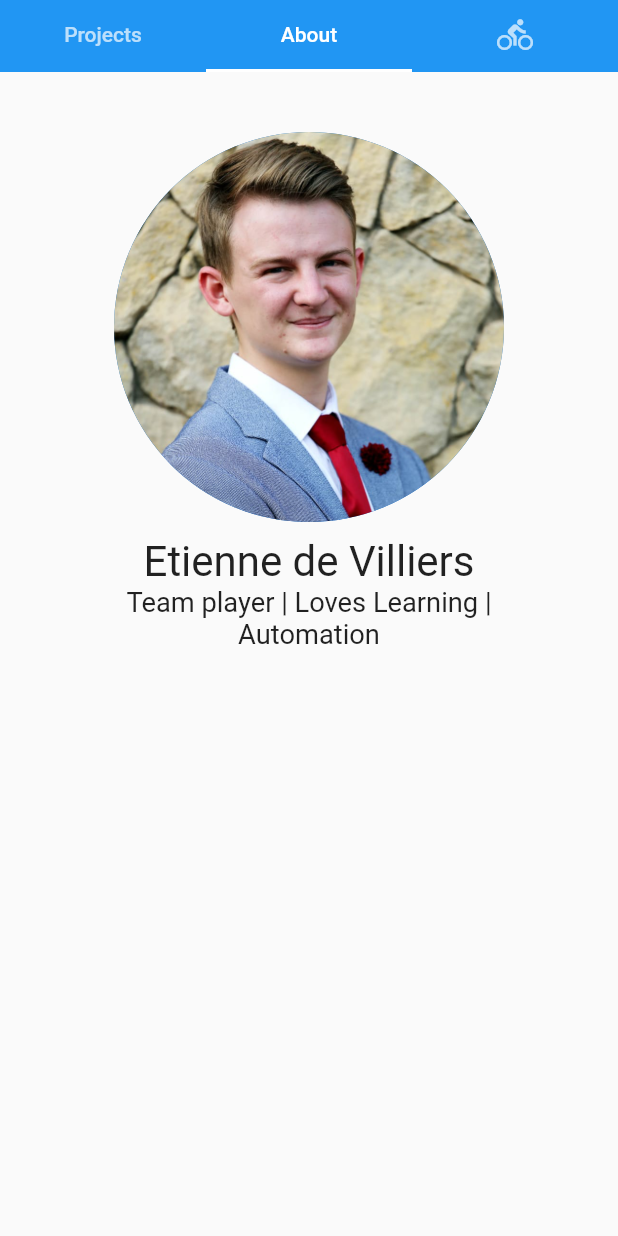
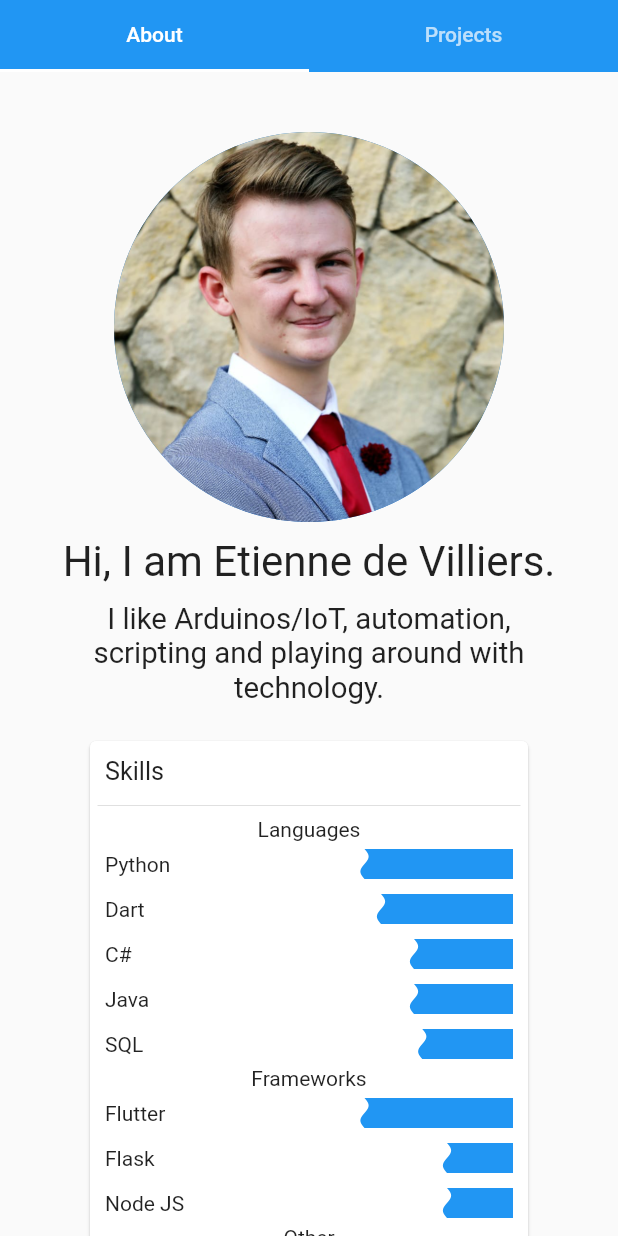
Before and after one commit to etiennedevilliers/cv-website, a Flutter app: the screen it shows after launch, on a phone screen of 412 x 824 dp. Run offline on Flutter 3.47's test engine with Material 2 defaults, Android fonts, the phone set to English and light mode, and no system bars; drawn by our look-alikes of liquid_progress_indicator; our stand-ins replace flutter_html; missing offline and left inert: dart:js.

Commit message:
About page done

```diff
--- a/lib/about.dart
+++ b/lib/about.dart
@@ -1,11 +1,179 @@
+// @dart=2.9
+
+import 'dart:js';
+
 import 'package:flutter/material.dart';
+import 'package:liquid_progress_indicator/liquid_progress_indicator.dart';
 
 class AboutPage extends StatelessWidget {
+  List<String> subtitles = [
+    "I like Arduinos/IoT, automation, scripting and playing around with technology."
+  ];
+
+  Map<String, double> languagesSkills = {
+    "Python" : 0.9,
+    "Dart" : 0.8,
+    "C#" : 0.6,
+    "Java" : 0.6,
+    "SQL" : 0.55,
+  };
+
+  Map<String, double> frameworkSkills = {
+    "Flutter" : 0.9,
+    "Flask" : 0.4,
+    "Node JS" : 0.4,
+  };
+
+  Map<String, double> otherSkills = {
+    "Team work" : 1,
+    "Getting things done" : 1,
+    "Linux Command line" : 0.6,
+    "Swagger" : 0.5,
+  };
+
+  List<String> personalCareerGoals = [
+    "Achieve DevOps Engineer status",
+    "Skilled at training & knowledge sharing",
+  ];
+
+  List<String> longTermInterests = [
+    "Arduinos & IoT",
+    "Aquariums",
+    "Chess",
+    "Collect them all: Linux, Mac, Windows"
+  ];
+
+  List<String> softSkills = [
+    "Time Management",
+    "Team work",
+    "Communication",
+    "Highly adaptable"
+  ];
+
+  Widget buildRatingList(BuildContext context, Map<String, double> skills) {
+    return Column(
+          children: skills.keys.map((skill) {
+            return Container(
+              margin: EdgeInsets.all(5),
+              child: Row(
+                children: [
+                  Text(skill),
+                  Expanded(child: Container()),
+                  Container(
+                    width: 110,
+                    height: 20,
+                    child: LiquidLinearProgressIndicator(
+                      value: 1 - skills[skill],
+                      backgroundColor: Theme.of(context).primaryColor,
+                      valueColor: AlwaysStoppedAnimation(
+                        Colors.white
+                      ),
+                    ),
+                  ),
+                ],
+              ),
+            );
+          }).toList(),
+        );
+  }
+
+  Widget buildSkills(BuildContext context) {
+    return ConstrainedBox(
+      constraints: BoxConstraints(
+        minHeight: 480,
+        minWidth: 300,
+        maxWidth: 300,
+      ),
+      child: Card(
+        child: Container(
+
+          padding: EdgeInsets.all(5),
+          child: Column(
+            children: [
+              Container(
+                margin: EdgeInsets.all(5),
+                width: double.infinity,
+                child: Text("Skills", textScaleFactor: 1.2,),
+              ),
+              Divider(),
+              Text("Languages"),
+              buildRatingList(context, languagesSkills),
+              Text("Frameworks"),
+              buildRatingList(context, frameworkSkills),
+              Text("Other"),
+              buildRatingList(context, otherSkills)
+            ],
+          ),
+        )
+    ));
+  }
+
+  Widget buildInterestList(List<String> interests) {
+    return Container(
+      width: double.infinity,
+      margin: EdgeInsets.all(10),
+      child: Column(
+        crossAxisAlignment: CrossAxisAlignment.start,
+        children: interests.map((interest) {
+          return Container(
+            margin: EdgeInsets.all(5),
+            child: Text("- ${interest}")
+          );
+        }).toList()
+      )
+    );
+  }
+
+  Widget buildInterests() {
+    return ConstrainedBox(
+      constraints: BoxConstraints(
+        minHeight: 480,
+        minWidth: 300,
+        maxWidth: 300,
+      ),
+      child: Card(
+        child: Container(
+          margin: EdgeInsets.all(5),
+          child: Column(
+            children: [
+              Container(
+                margin: EdgeInsets.all(5),
+                width: double.infinity,
+                child: Text("Personal", textScaleFactor: 1.2,),
+              ),
+              Divider(),
+              Text("Lock term Interests"),
+              buildInterestList(longTermInterests),
+              Text("Personal career Goals"),
+              buildInterestList(personalCareerGoals),
+              Text("Soft Skills"),
+              buildInterestList(softSkills)
+            ],
+          ),
+        )
+    ));
+  }
+
+  Widget buildSubtitle() {
+    return Container(
+        width: 500,
+        child:  Column(
+          children: subtitles.map((text) {
+              return Text(
+                text,
+                textScaleFactor: 1.4,
+                textAlign: TextAlign.center,
+              );
+            }).toList(),
+        ),
+    );
+  }
+
   @override
   Widget build(BuildContext context) {
-    return Padding(
+    return SingleChildScrollView(child:Padding(
       padding: EdgeInsets.all(40),
-      child: Column(
+      child: Column (
         children: [
           CircleAvatar(
             minRadius: 100,
@@ -14,20 +182,20 @@ class AboutPage extends StatelessWidget {
           ),
           Container(height: 10,),
           Text(
-                    "Etienne de Villiers",
+            "Hi, I am Etienne de Villiers.",
             textScaleFactor: 2,
           ),
-                  Container(
-                    width: 500,
-                    child:  Text(
-                      "Team player | Loves Learning | Automation",
-                      textScaleFactor: 1.3,
-                      textAlign: TextAlign.center,
-                    ),
-                  ),
-
+          Container(height: 10,),
+          buildSubtitle(),
+          Container(height: 20,),
+          Wrap(
+            children: [
+              buildSkills(context),
+              buildInterests()
             ],
           ),
-    );
+        ],
+      ),
+    ));
   }
 }
--- a/lib/main.dart
+++ b/lib/main.dart
@@ -1,4 +1,7 @@
+// @dart=2.9
+
 import 'package:cv_website/about.dart';
+import 'package:cv_website/projects.dart';
 import 'package:flutter/material.dart';
 
 void main() {
@@ -26,15 +29,13 @@ class HomePage extends StatelessWidget {
     TabBar tabBar = TabBar(
       indicatorColor: Theme.of(context).canvasColor,
       tabs: [
+        Tab(text: "About",),
         Tab(text: "Projects",),
-        Tab(text: "About",),
-        Tab(icon: Icon(Icons.directions_bike)),
       ],
     );
 
     return DefaultTabController(
-        length: 3,
-        initialIndex: 1,
+        length: 2,
         child: Scaffold(
           appBar: PreferredSize(
 
@@ -46,9 +47,8 @@ class HomePage extends StatelessWidget {
           ),
           body: TabBarView(
             children: [
-              Icon(Icons.directions_car),
               AboutPage(),
-              Icon(Icons.directions_bike),
+              ProjectsPage()
             ],
           ),
         ),
--- /dev/null
+++ b/lib/projects.dart
@@ -0,0 +1,47 @@
+import 'package:flutter/material.dart';
+import 'package:flutter_html/flutter_html.dart' as html;
+import 'dart:js' as js;
+
+
+
+class ProjectsPage extends StatelessWidget {
+
+  Widget buildItem(String title, String description, String? media, String link) {
+    return Card(
+      child: Column(
+        children: [
+          ListTile(
+            title: Text(title),
+            subtitle: Text(description),
+          ),
+          TextButton(
+            onPressed: () {
+              js.context.callMethod('open', [link]);
+            },
+            child: Text("Open project page")
+          ),
+          Container(
+            child: media != null ? html.Html(
+              data : "<video src=\"${media}\" controls>"
+            ) : null
+          )
+        ]
+        )
+      );
+
+  }
+
+  @override
+  Widget build(BuildContext context) {
+    return ListView(
+      children: [
+        buildItem(
+            "Code Game",
+            "A puzzle game written in Python that uses Scratch type code blocks to arrange & manipulate cubes.",
+            "https://i.giphy.com/media/Xd1LxWao8ECQRCuUev/giphy.mp4",
+            "https://gitlab.com/NitroFingers/code-game-python"
+        ),
+      ],
+    );
+  }
+}
--- a/pubspec.yaml
+++ b/pubspec.yaml
@@ -28,6 +28,9 @@ dependencies:
   # The following adds the Cupertino Icons font to your application.
   # Use with the CupertinoIcons class for iOS style icons.
   cupertino_icons: ^1.0.2
+  liquid_progress_indicator: ^0.3.2
+  flutter_html: ^2.0.0
+
 
 dev_dependencies:
   flutter_test:
```
Also changed, not shown: pubspec.lock. Lines whose indentation alone changed are shown as unchanged.
